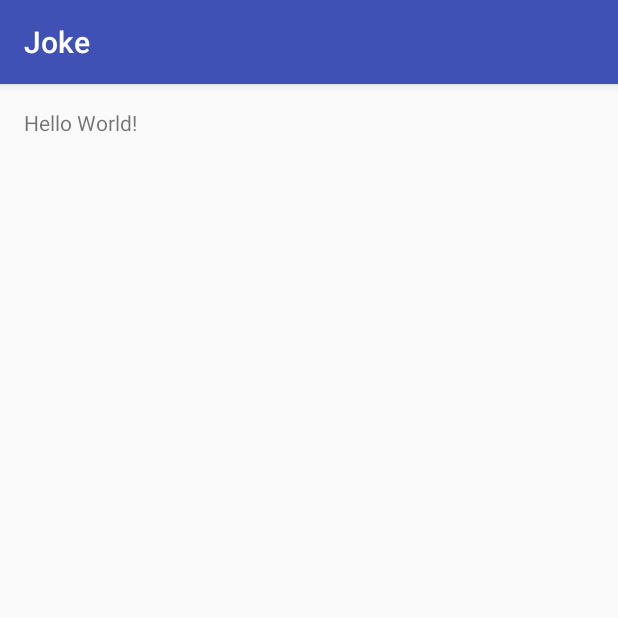
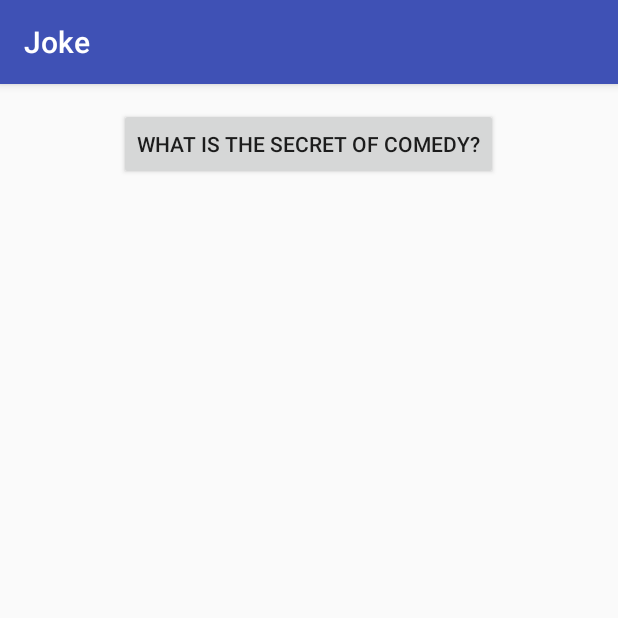
Before and after one commit to kyselovivan/Joke, an Android app: the screen it shows after launch (MainActivity), on a phone screen of 412 x 824 dp, the top half of it. Run offline under Robolectric (Android 15) with nearby library versions, the phone set to English and light mode, and no system bars.

Commit message:
activity_main.xml changed

```diff
--- a/app/src/main/res/layout/activity_main.xml
+++ b/app/src/main/res/layout/activity_main.xml
@@ -9,8 +9,12 @@
     android:paddingTop="@dimen/activity_vertical_margin"
     tools:context="ua.kyselov.joke.MainActivity">
 
-    <TextView
+    <Button
         android:layout_width="wrap_content"
         android:layout_height="wrap_content"
-        android:text="Hello World!" />
+        android:text="@string/button_text"
+        android:id="@+id/button"
+        android:onClick="onClick"
+        android:layout_alignParentTop="true"
+        android:layout_centerHorizontal="true"/>
 </RelativeLayout>
--- a/app/src/main/res/values/strings.xml
+++ b/app/src/main/res/values/strings.xml
@@ -1,3 +1,5 @@
 <resources>
     <string name="app_name">Joke</string>
+    <string name="button_response">Timing!</string>
+    <string name="button_text">What is the secret of comedy?</string>
 </resources>
```
